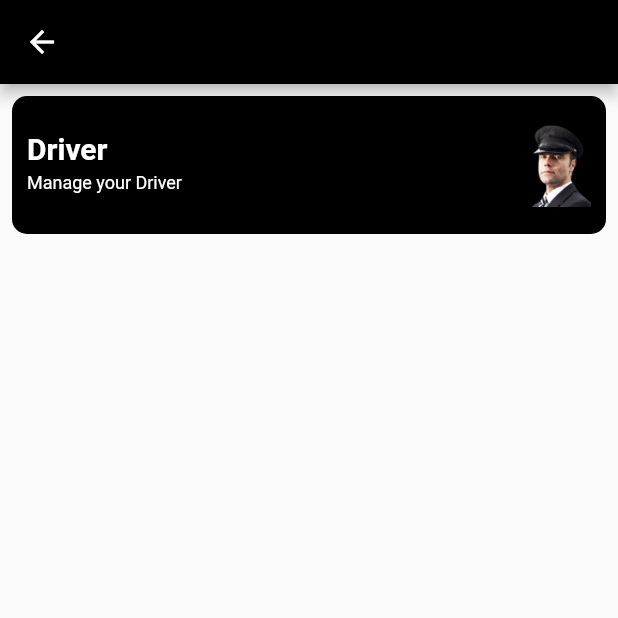
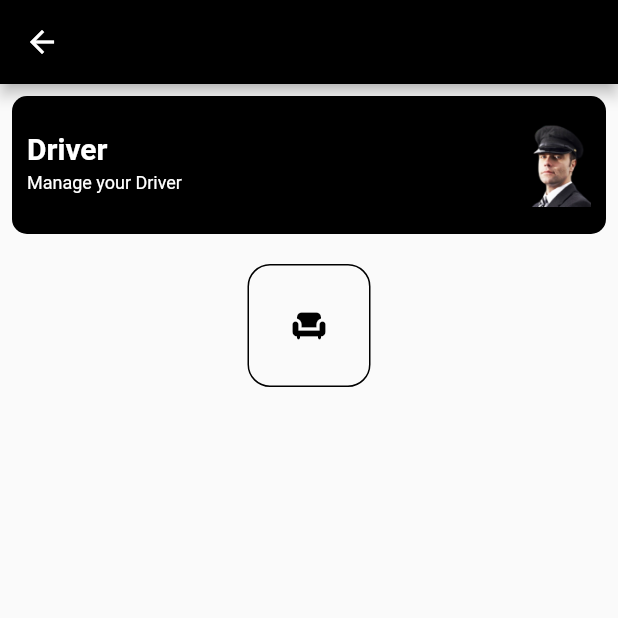
Before and after one commit to Krishnadas-personal/Bus_Booking_App, a Flutter app: the BusDetails screen opened directly with empty values, on a phone screen of 412 x 824 dp, the top half of it. Run offline on Flutter 3.47's test engine with Material 2 defaults, Android fonts, the phone set to English and light mode, and no system bars; our stand-ins replace shared_preferences; accounts and stored records are empty; network calls fail.

Commit message:
Changed the logo and added the seat layout

```diff
--- a/lib/constants/constant.dart
+++ b/lib/constants/constant.dart
@@ -16,3 +16,8 @@ List<Choices> choicess = <Choices>[
         image: 'driver.png',
         color: Colors.black),
   ];
+
+  enum SeatLayout {
+  oneByThree,
+  twoByTwo,
+}
--- a/lib/models/bus.dart
+++ b/lib/models/bus.dart
@@ -1,3 +1,5 @@
+import '../constants/constant.dart';
+
 class Bus {
   Bus({
     required this.name,
@@ -10,7 +12,7 @@ class Bus {
   final String name;
   final String description;
   final int seatCount;
-  final String seatLayout;
+  final SeatLayout seatLayout;
   final String image;
 
   factory Bus.fromJson(Map<String, dynamic> json) => Bus(
--- a/lib/provider/auth_provider.dart
+++ b/lib/provider/auth_provider.dart
@@ -45,7 +45,6 @@ class AuthProvider with ChangeNotifier {
       );
       final authDetails = json.decode(response.body);
       _authList = authDetails as Map<String, dynamic>;
-      print(_authList.toString());
       notifyListeners();
       final prefs = await SharedPreferences.getInstance();
       final authData = json.encode({
@@ -55,7 +54,6 @@ class AuthProvider with ChangeNotifier {
       });
       prefs.setString("userAuth", authData);
     } catch (err) {
-      print(err.toString());
       throw err;
     }
   }
--- a/lib/provider/bus_provider.dart
+++ b/lib/provider/bus_provider.dart
@@ -2,35 +2,42 @@ import 'dart:convert';
 
 import 'package:flutter/material.dart';
 import 'package:http/http.dart' as http;
-import 'package:shared_preferences/shared_preferences.dart';
 import '../constants/constant.dart';
 import '../models/bus.dart';
 
+
 class BusProvider with ChangeNotifier {
-  List<Bus>  _busList = [
+
+  final List<Bus> _busList = [
     Bus(
         name: "KSRTC",
         description: "Swift Scania P-series",
         seatCount: 28,
-        seatLayout: "1*3",
+        seatLayout: SeatLayout.oneByThree,
         image: "assets/bus.png"),
     Bus(
         name: "KSRTC",
         description: "Swift Scania P-series",
         seatCount: 32,
-        seatLayout: "2*2",
+        seatLayout: SeatLayout.twoByTwo,
         image: "assets/bus.png"),
     Bus(
         name: "KSRTC",
         description: "Swift Scania P-series",
         seatCount: 28,
-        seatLayout: "1*3",
+        seatLayout: SeatLayout.oneByThree,
         image: "assets/bus.png"),
     Bus(
         name: "KSRTC",
         description: "Swift Scania P-series",
         seatCount: 36,
-        seatLayout: "2*2",
+        seatLayout: SeatLayout.twoByTwo,
+        image: "assets/bus.png"),
+    Bus(
+        name: "KSRTC",
+        description: "Swift Scania P-series",
+        seatCount: 40,
+        seatLayout: SeatLayout.twoByTwo,
         image: "assets/bus.png"),
   ];
 
@@ -39,8 +46,6 @@ class BusProvider with ChangeNotifier {
   }
 
   Future<void> buslist(token, apikey) async {
-    print(token);
-    print(apikey);
     try {
       final url = '$baseurl/BusListApi/$apikey/';
       var response = await http.get(
@@ -50,7 +55,7 @@ class BusProvider with ChangeNotifier {
           'Authorization': 'Bearer $token',
         },
       );
-      print(response.statusCode.toString());
+
       if (response.statusCode == 200) {
         final busDetails = json.decode(response.body);
         for (var dataJson in busDetails['bus_list']) {
@@ -60,7 +65,6 @@ class BusProvider with ChangeNotifier {
         notifyListeners();
       }
     } catch (err) {
-      print(err.toString());
       throw err;
     }
   }
--- a/lib/provider/driver_provider.dart
+++ b/lib/provider/driver_provider.dart
@@ -47,13 +47,11 @@ class DriverProvider with ChangeNotifier {
         notifyListeners();
       }
     } catch (err) {
-      print(err.toString());
       throw err;
     }
   }
 
   Future<void> addDriver(token, apikey, driverData) async {
-    print(driverData);
     try {
       final url = '$baseurl/DriverApi/$apikey/';
       var response = await http.post(
@@ -63,14 +61,12 @@ class DriverProvider with ChangeNotifier {
           'Authorization': 'Bearer $token',
         },
       );
-      print(response.statusCode.toString());
       if (response.statusCode == 200) {
         final driverAdd = json.decode(response.body);
         _driverAdd = driverAdd as Map<String, dynamic>;
         notifyListeners();
       }
     } catch (err) {
-      print(err.toString());
       throw err;
     }
   }
@@ -87,14 +83,12 @@ class DriverProvider with ChangeNotifier {
           'Authorization': 'Bearer $token',
         },
       );
-      print(response.statusCode.toString());
       if (response.statusCode == 200) {
         final driverDelete = json.decode(response.body);
         _deleteDriver = driverDelete as Map<String, dynamic>;
         notifyListeners();
       }
     } catch (err) {
-      print(err.toString());
       throw err;
     }
   }
--- a/lib/screens/bus_details.dart
+++ b/lib/screens/bus_details.dart
@@ -1,14 +1,14 @@
 import 'package:flutter/material.dart';
 
 import '../constants/constant.dart';
-import '../widgets/grid.dart';
 import 'driver_list.dart';
 
 class BusDetails extends StatelessWidget {
+  static const IconData chair = IconData(0xe14d, fontFamily: 'MaterialIcons');
   final String name;
   final String description;
   final int seatCount;
-  final String layout;
+  final SeatLayout layout;
 
   const BusDetails(
       {super.key,
@@ -26,6 +26,7 @@ class BusDetails extends StatelessWidget {
       ),
       body: Padding(
         padding: const EdgeInsets.all(8.0),
+        child: SingleChildScrollView(
           child: Column(children: [
             ListTile(
               onTap: () {
@@ -50,7 +51,47 @@ class BusDetails extends StatelessWidget {
                 "assets/${choicess[1].image}",
               ),
             ),
+            seatingLayout()
           ]),
+        ),
+      ),
+    );
+  }
+
+  seatingLayout() {
+    return Padding(
+      padding: const EdgeInsets.all(20.0),
+      child: Container(
+        padding: const EdgeInsets.all(20.0),
+        decoration: BoxDecoration(
+            border: Border.all(), borderRadius: BorderRadius.circular(15.0)),
+        child: Column(
+          crossAxisAlignment: CrossAxisAlignment.end,
+          children: [
+            _seatingChair(Colors.black),
+            for (int i = 0; i < seatCount; i = i + 4)
+              Row(
+                children: [
+                  _seatingChair(Colors.red),
+                  if (layout == SeatLayout.oneByThree) const Spacer(),
+                  _seatingChair(Colors.red),
+                  if (layout == SeatLayout.twoByTwo) const Spacer(),
+                  _seatingChair(Colors.red),
+                  _seatingChair(Colors.red),
+                ],
+              ),
+          ],
+        ),
+      ),
+    );
+  }
+
+  _seatingChair(Color color) {
+    return Padding(
+      padding: const EdgeInsets.all(8.0),
+      child: Icon(
+        chair,
+        color: color,
       ),
     );
   }
--- a/lib/screens/driver_list.dart
+++ b/lib/screens/driver_list.dart
@@ -27,8 +27,7 @@ class _DriverListState extends State<DriverList> {
     Provider.of<AuthProvider>(context, listen: false).autoLogin().then((value) {
       final token = Provider.of<AuthProvider>(context, listen: false).token;
       final apikey = Provider.of<AuthProvider>(context, listen: false).userid;
-      print(token);
-      print(apikey);
+
       Provider.of<DriverProvider>(context, listen: false)
           .driverlist(token, apikey)
           .then((_) {
@@ -59,9 +58,6 @@ class _DriverListState extends State<DriverList> {
                   itemBuilder: ((context, index) {
                     return Card(
                       child: ListTile(
-                        onTap: () {
-                          Navigator.pushNamed(context, DriverList.routenames);
-                        },
                         contentPadding: const EdgeInsets.all(10),
                         shape: RoundedRectangleBorder(
                             borderRadius: BorderRadius.circular(10.0)),
--- a/lib/screens/driver_management.dart
+++ b/lib/screens/driver_management.dart
@@ -51,7 +51,7 @@ class _DriverManagementState extends State<DriverManagement> {
     return Scaffold(
       appBar: AppBar(
         backgroundColor: Theme.of(context).primaryColor,
-        title: Center(child: const Text("Add Driver")),
+        title: const Center(child: Text("Add Driver")),
       ),
       body: Padding(
         padding: const EdgeInsets.all(8.0),
--- a/lib/screens/login_screen.dart
+++ b/lib/screens/login_screen.dart
@@ -15,7 +15,7 @@ class LoginScreen extends StatefulWidget {
 
 class _LoginScreenState extends State<LoginScreen> {
   final _formKey = GlobalKey<FormState>();
-  Map<String, String> _authData = {
+  final Map<String, String> _authData = {
     'username': '',
     'password': '',
   };
--- a/lib/widgets/text_field.dart
+++ b/lib/widgets/text_field.dart
@@ -1,7 +1,7 @@
 import 'package:flutter/material.dart';
 
 class CustomTextField extends StatelessWidget {
-  final label;
+  final String label;
   final onSaved;
   final validate;
 
@@ -16,7 +16,6 @@ class CustomTextField extends StatelessWidget {
     return Padding(
       padding: const EdgeInsets.all(10.0),
       child: Container(
-
         padding: const EdgeInsets.only(left: 15.0),
         decoration: BoxDecoration(
             color: Colors.grey[300], borderRadius: BorderRadius.circular(15.0)),
```
Also changed, not shown: lib/main.dart (+4 -5 lines), lib/screens/bus_list.dart (+6 -27 lines), lib/screens/get_started.dart (+1 -18 lines), assets/logo.png (added), 6 other files. Lines whose indentation alone changed are shown as unchanged.
